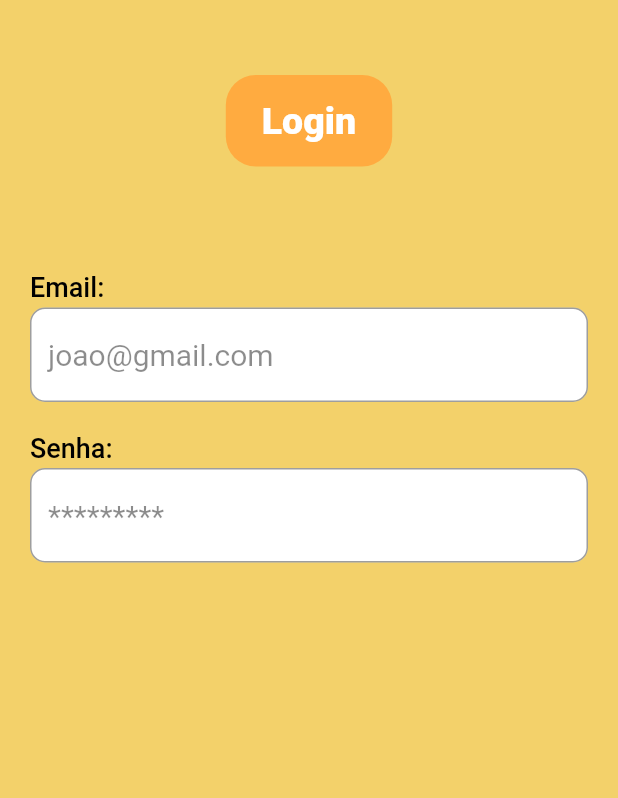
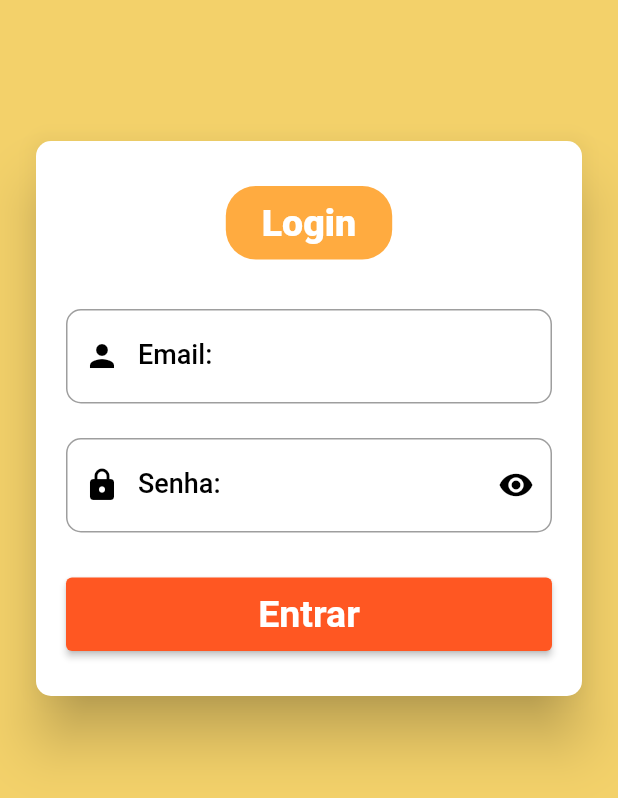
Before and after one commit to Jul10c3s4/projeto2-controlador-despesas-sistema_login, a Flutter app: the screen it shows after launch, on a phone screen of 412 x 824 dp. Shown: the top 798 px of the screen. Run offline on Flutter 3.47's test engine with Material 2 defaults, Android fonts, the phone set to English and light mode, and no system bars; our stand-ins replace image_picker, sqflite; accounts and stored records are empty.

Commit message:
tela_login

```diff
--- a/lib/pages/login.dart
+++ b/lib/pages/login.dart
@@ -10,6 +10,8 @@ class Login extends StatefulWidget {
 }
 
 class _LoginState extends State<Login> {
+  final TextEditingController _email = TextEditingController();
+  final TextEditingController _senha = TextEditingController();
   @override
   Widget build(BuildContext context) {
     return SafeArea(
@@ -19,23 +21,42 @@ class _LoginState extends State<Login> {
         children: [
           Column(
             children: [
-              Padding(
+              Center(
+                child: Padding(
                 padding: EdgeInsets.symmetric(horizontal: 20),
                 child: Form(
                     child: Column(
+                  mainAxisAlignment: MainAxisAlignment.center,
+                  children: [
+                    Container(
+                      alignment: Alignment.center,
+                      margin: EdgeInsets.symmetric(vertical: 90),
+                      child: Card(
+                        color: Colors.white,
+                        elevation: 16,
+                        shape: RoundedRectangleBorder(
+                          borderRadius: BorderRadius.circular(10),
+                        ),
+                        child: Column(
+                          children: [
+                            Padding(
+                              padding: EdgeInsets.symmetric(horizontal: 20),
+                              child: Column(
+                                crossAxisAlignment: CrossAxisAlignment.stretch,
                                 children: [
                                   SizedBox(
-                      height: 50,
+                                    height: 30,
                                   ),
                                   Row(
                                     mainAxisAlignment: MainAxisAlignment.center,
                                     children: [
                                       Container(
                                         padding: EdgeInsets.symmetric(
-                              horizontal: 24, vertical: 16),
+                                            horizontal: 24, vertical: 10),
                                         decoration: BoxDecoration(
                                             color: Colors.orangeAccent,
-                              borderRadius: BorderRadius.circular(20)),
+                                            borderRadius:
+                                                BorderRadius.circular(20)),
                                         child: Text(
                                           "Login",
                                           style: TextStyle(
@@ -44,24 +65,15 @@ class _LoginState extends State<Login> {
                                             color: Colors.white,
                                           ),
                                         ),
-                        )
+                                      ),
                                     ],
                                   ),
                                   SizedBox(
-                      height: 70,
+                                    height: 30,
                                   ),
                                   Row(
                                     mainAxisAlignment: MainAxisAlignment.start,
-                      children: [
-                        Text(
-                          "Email:",
-                          style: TextStyle(
-                            fontSize: 18,
-                            fontWeight: FontWeight.w500,
-                            color: Colors.black,
-                          ),
-                        ),
-                      ],
+                                    children: [],
                                   ),
                                   SizedBox(
                                     height: 3,
@@ -71,31 +83,38 @@ class _LoginState extends State<Login> {
                                         borderRadius: BorderRadius.circular(10),
                                         color: Colors.white),
                                     child: TextField(
+                                      controller: _email,
                                       keyboardType: TextInputType.emailAddress,
                                       decoration: InputDecoration(
+                                          prefixIcon: Icon(
+                                            Icons.person,
+                                            color: Colors.black,
+                                          ),
+                                          label: Text(
+                                            "Email:",
+                                            style: TextStyle(
+                                              fontSize: 18,
+                                              fontWeight: FontWeight.w500,
+                                              color: Colors.black,
+                                            ),
+                                          ),
                                           hintText: "joao@gmail.com",
                                           hintStyle: TextStyle(
                                             fontSize: 20,
                                             color: Colors.black45,
                                           ),
                                           border: OutlineInputBorder(
-                          borderRadius: BorderRadius.circular(10),
+                                            borderRadius:
+                                                BorderRadius.circular(10),
                                           )),
                                     ),
                                   ),
-                    SizedBox(height: 20,),
+                                  SizedBox(
+                                    height: 20,
+                                  ),
                                   Row(
                                     mainAxisAlignment: MainAxisAlignment.start,
-                      children: [
-                        Text(
-                          "Senha:",
-                          style: TextStyle(
-                            fontSize: 18,
-                            fontWeight: FontWeight.w500,
-                            color: Colors.black,
-                          ),
-                        ),
-                      ],
+                                    children: [],
                                   ),
                                   SizedBox(
                                     height: 3,
@@ -105,26 +124,82 @@ class _LoginState extends State<Login> {
                                         borderRadius: BorderRadius.circular(10),
                                         color: Colors.white),
                                     child: TextField(
+                                      controller: _senha,
                                       obscureText: true,
                                       keyboardType: TextInputType.emailAddress,
                                       decoration: InputDecoration(
+                                          label: Text(
+                                            "Senha:",
+                                            style: TextStyle(
+                                              fontSize: 18,
+                                              fontWeight: FontWeight.w500,
+                                              color: Colors.black,
+                                            ),
+                                          ),
+                                          suffixIcon: IconButton(
+                                            onPressed: () {},
+                                            icon: Icon(
+                                              Icons.remove_red_eye_rounded,
+                                              color: Colors.black,
+                                            ),
+                                          ),
+                                          prefixIcon: Icon(
+                                            Icons.https_rounded,
+                                            color: Colors.black,
+                                          ),
                                           hintText: "*********",
                                           hintStyle: TextStyle(
                                             fontSize: 20,
                                             color: Colors.black45,
                                           ),
                                           border: OutlineInputBorder(
-                          borderRadius: BorderRadius.circular(10),
+                                            borderRadius:
+                                                BorderRadius.circular(10),
                                           )),
+                                    ),
+                                  ),
+                                  SizedBox(
+                                    height: 30,
+                                  ),
+                                  ElevatedButton(
+                                    onPressed: () {
+                                      _logar();
+                                    },
+                                    child: Text(
+                                      "Entrar",
+                                      style: TextStyle(
+                                        fontSize: 25,
+                                        color: Colors.white,
+                                        fontWeight: FontWeight.bold,
+                                      ),
+                                    ),
+                                    style: ElevatedButton.styleFrom(
+                                        backgroundColor: Colors.deepOrange,
+                                        padding:
+                                            EdgeInsets.symmetric(vertical: 10)),
+                                  ),
+                                  SizedBox(
+                                    height: 30,
+                                  ),
+                                ],
+                              ),
+                            ),
+                          ],
+                        ),
                       ),
                     ),
                   ],
                 )),
               ),
+              )
+
             ],
           )
         ],
       ),
     ));
   }
+  void _logar(){
+
   }
+}
```
Lines whose indentation alone changed are shown as unchanged.
